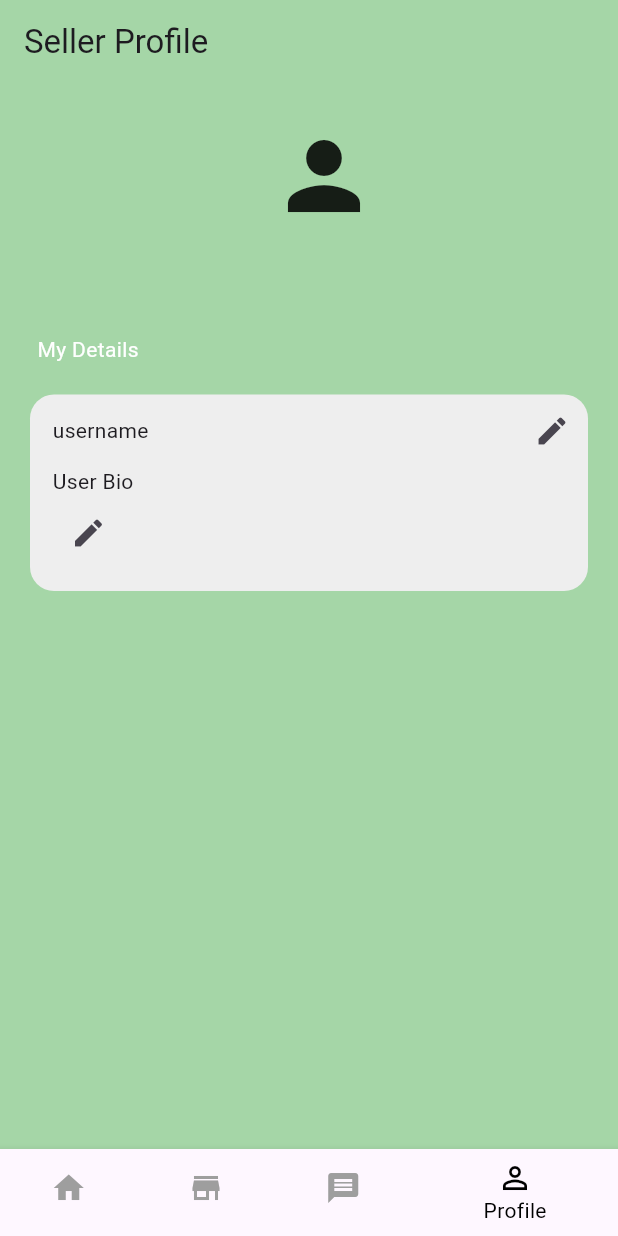
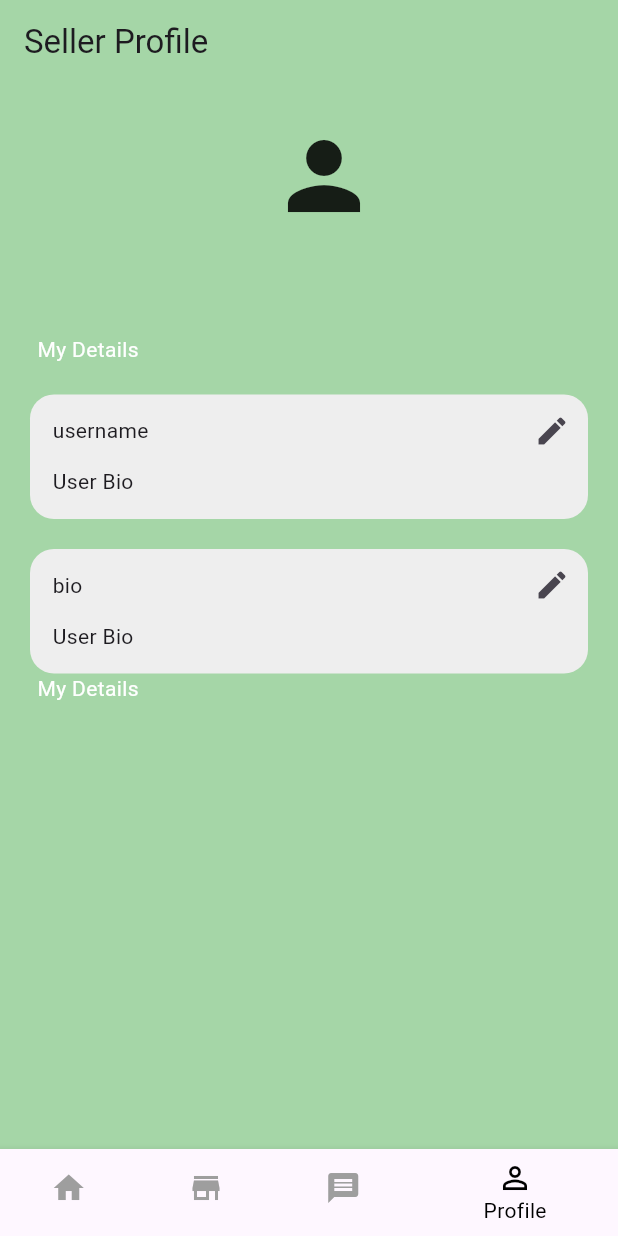
Before and after one commit to blakeotto57/treehouse, a Flutter app: the screen it shows once a user with an empty profile is signed in, item 4 of the bottom bar chosen, after a tap on the "edit" icon, on a phone screen of 412 x 824 dp. Run offline on Flutter 3.47's test engine with Material 3 defaults, Android fonts, the phone set to English and light mode, and no system bars; our stand-ins replace cloud_firestore, firebase_auth, firebase_core, flutter_svg, image_picker, shared_preferences; accounts and stored records are empty; Roboto replaces fonts that are missing (expressway).

Commit message:
improved profile page slightly

```diff
--- a/lib/components.dart/text_box.dart
+++ b/lib/components.dart/text_box.dart
@@ -3,10 +3,12 @@ import 'package:flutter/material.dart';
 class MyTextBox extends StatelessWidget {
   final String text;
   final String sectionName;
+  final void Function()? onPressed;
   const MyTextBox({
     super.key,
     required this.text,
     required this.sectionName,
+    required this.onPressed,
   });
 
   @override
@@ -30,7 +32,7 @@ class MyTextBox extends StatelessWidget {
 
               //edit button
               IconButton(
-                onPressed: (){},
+                onPressed: onPressed,
                 icon: Icon(Icons.edit),
               ),
             ],
@@ -39,12 +41,7 @@ class MyTextBox extends StatelessWidget {
           //text
           Text(text),
 
-          IconButton(
-            onPressed: (){},
-            icon: Icon(
-              Icons.edit,
-            ),
-          ),
+
         ],
       ),
     );
--- a/lib/models/seller_profile.dart
+++ b/lib/models/seller_profile.dart
@@ -15,6 +15,11 @@ class _SellerProfilePageState extends State<SellerProfilePage> {
   //user
   final currentUser = FirebaseAuth.instance.currentUser!;
 
+
+  //edit field for username
+  Future<void> editField(String field) async {
+
+  }
 
   @override
   Widget build(BuildContext context) {
@@ -73,7 +78,37 @@ class _SellerProfilePageState extends State<SellerProfilePage> {
           MyTextBox(
             text: "User Bio",
             sectionName: "username",
-          )
+            onPressed: () => editField("username"),
+          ),
+
+
+          // Bio section
+          MyTextBox(
+            text: "User Bio",
+            sectionName: "bio",
+            onPressed: () => editField("bio"),
+          ),
+
+
+
+           // User details
+          Padding(
+            padding: const EdgeInsets.only(left: 25.0),
+            child: Align(
+              alignment: Alignment.centerLeft,
+              child:
+                Text(
+                  "My Details",
+                  textAlign: TextAlign.center,
+                  style: const TextStyle(color: Colors.white),
+              ),
+            ),
+          ),
+
+
+
+
+
         ],
       ),
     );
```
